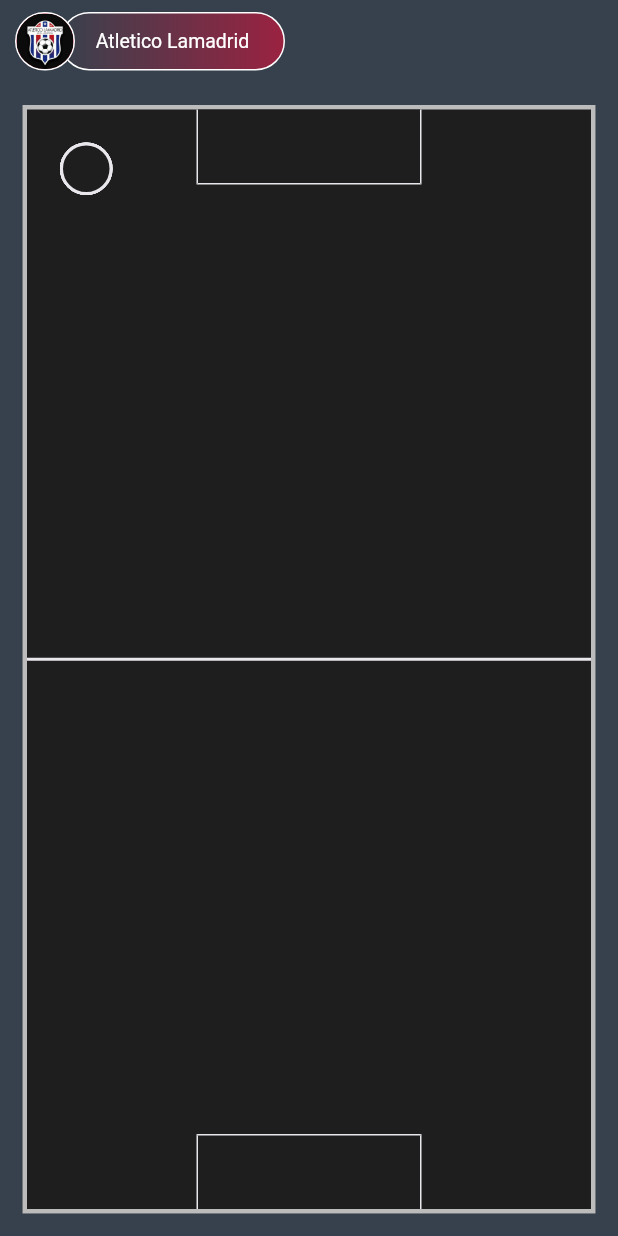
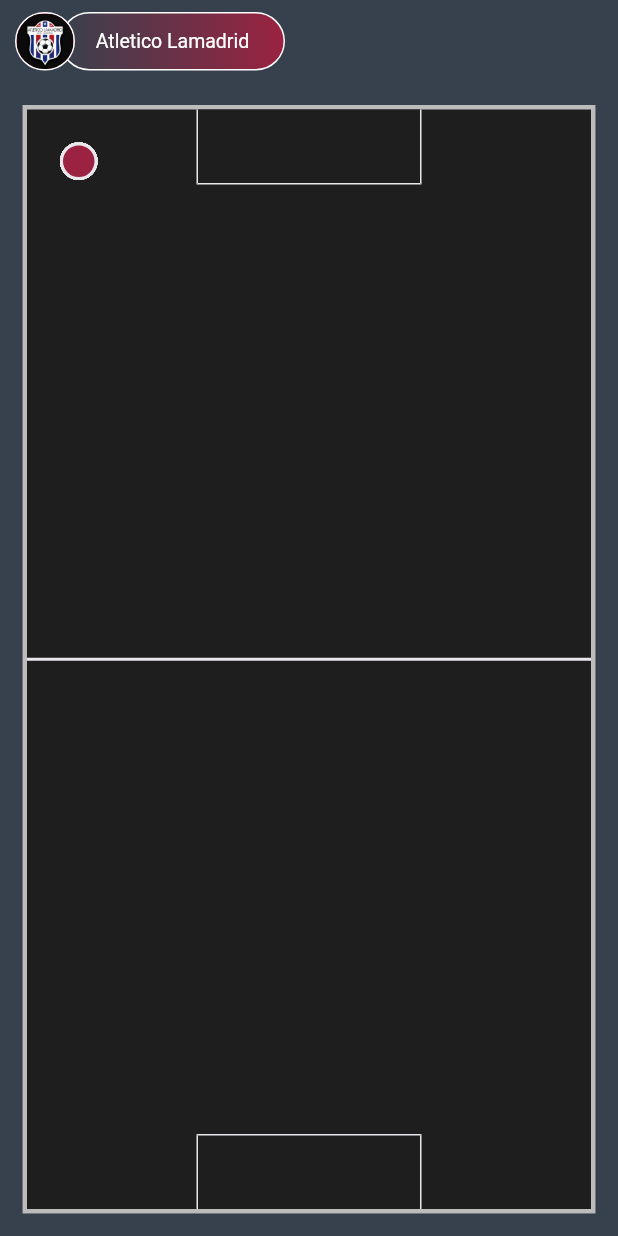
Before and after one commit to Gut333/picaditos_app, a Flutter app: the screen it shows after launch, on a phone screen of 412 x 824 dp. Run offline on Flutter 3.47's test engine with Material 2 defaults, Android fonts, the phone set to English and light mode, and no system bars; our stand-ins replace percent_indicator.

Commit message:
Added more players
just for testing ideas

```diff
--- a/lib/src/ui/components/draw_tactics_component.dart
+++ b/lib/src/ui/components/draw_tactics_component.dart
@@ -1,5 +1,4 @@
 import 'package:flutter/material.dart';
-
 
 class DrawTactics extends StatefulWidget {
   @override
@@ -11,7 +10,6 @@
 
   @override
   Widget build(BuildContext context) {
-
     return Container(
       color: Colors.transparent,
       child: Stack(
@@ -20,10 +18,9 @@
         ],
       ),
     );
-
   }
 
-  Widget _gestureDetector(){
+  Widget _gestureDetector() {
     return GestureDetector(
       onPanDown: (details) => _startStroke(
         details.localPosition.dx,
@@ -34,7 +31,6 @@
         details.localPosition.dy,
       ),
       onDoubleTap: _cleanStroke,
-
       child: SizedBox(
         width: MediaQuery.of(context).size.width,
         height: MediaQuery.of(context).size.height,
@@ -55,14 +51,11 @@
     });
   }
 
-  void _cleanStroke(){
+  void _cleanStroke() {
     setState(() {
       _strokes.clear();
-
     });
-
   }
-
 }
 
 class DrawingPainter extends CustomPainter {
@@ -74,7 +67,7 @@
     for (final stroke in strokes) {
       final paint = Paint()
         ..strokeWidth = 5
-        ..color = const Color.fromARGB(255, 155, 34, 65)
+        ..color = const Color.fromARGB(255, 233, 231, 236)
         ..style = PaintingStyle.stroke
         ..strokeCap = StrokeCap.round;
 
--- a/lib/src/ui/components/player_button_component.dart
+++ b/lib/src/ui/components/player_button_component.dart
@@ -44,8 +44,8 @@
     return Padding(
       padding: const EdgeInsets.all(40.0),
       child: Container(
-        height: 35,
-        width: 35,
+        height: 25,
+        width: 25,
         decoration: BoxDecoration(
           color: widget.buttonColor,
           borderRadius: const BorderRadius.all(Radius.circular(50)),
--- a/lib/src/ui/pages/home_page.dart
+++ b/lib/src/ui/pages/home_page.dart
@@ -22,15 +22,27 @@
           children: [
             const SoccerField(),
             PlayerButtonWidget(
-                buttonColor: const Color.fromARGB(255, 193, 245, 79)),
+                buttonColor: const Color.fromARGB(255, 22, 148, 251)),
             PlayerButtonWidget(
                 buttonColor: const Color.fromARGB(255, 22, 148, 251)),
             PlayerButtonWidget(
-                buttonColor: const Color.fromARGB(255, 252, 148, 69)),
+                buttonColor: const Color.fromARGB(255, 155, 34, 65)),
             PlayerButtonWidget(
                 buttonColor: const Color.fromARGB(255, 155, 34, 65)),
             PlayerButtonWidget(
-                buttonColor: const Color.fromARGB(255, 30, 30, 30)),
+                buttonColor: const Color.fromARGB(255, 155, 34, 65)),
+            PlayerButtonWidget(
+                buttonColor: const Color.fromARGB(255, 155, 34, 65)),
+            PlayerButtonWidget(
+                buttonColor: const Color.fromARGB(255, 22, 148, 251)),
+            PlayerButtonWidget(
+                buttonColor: const Color.fromARGB(255, 22, 148, 251)),
+            PlayerButtonWidget(
+                buttonColor: const Color.fromARGB(255, 22, 148, 251)),
+            PlayerButtonWidget(
+                buttonColor: const Color.fromARGB(255, 22, 148, 251)),
+            PlayerButtonWidget(
+                buttonColor: const Color.fromARGB(255, 155, 34, 65)),
           ],
         ),
       ),
```
